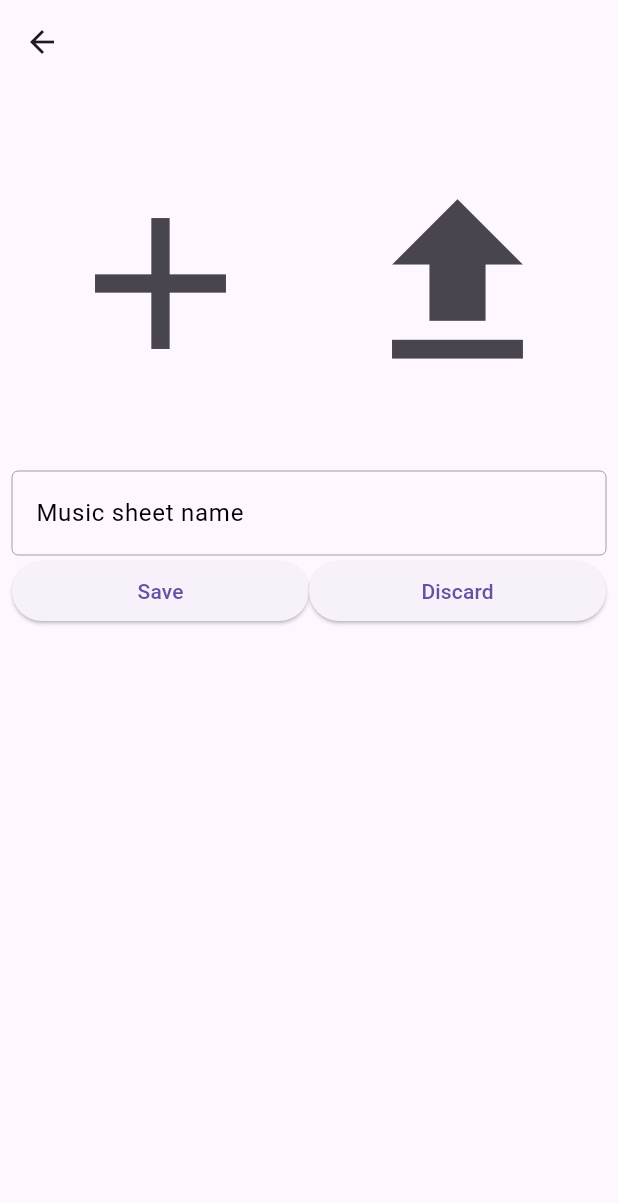
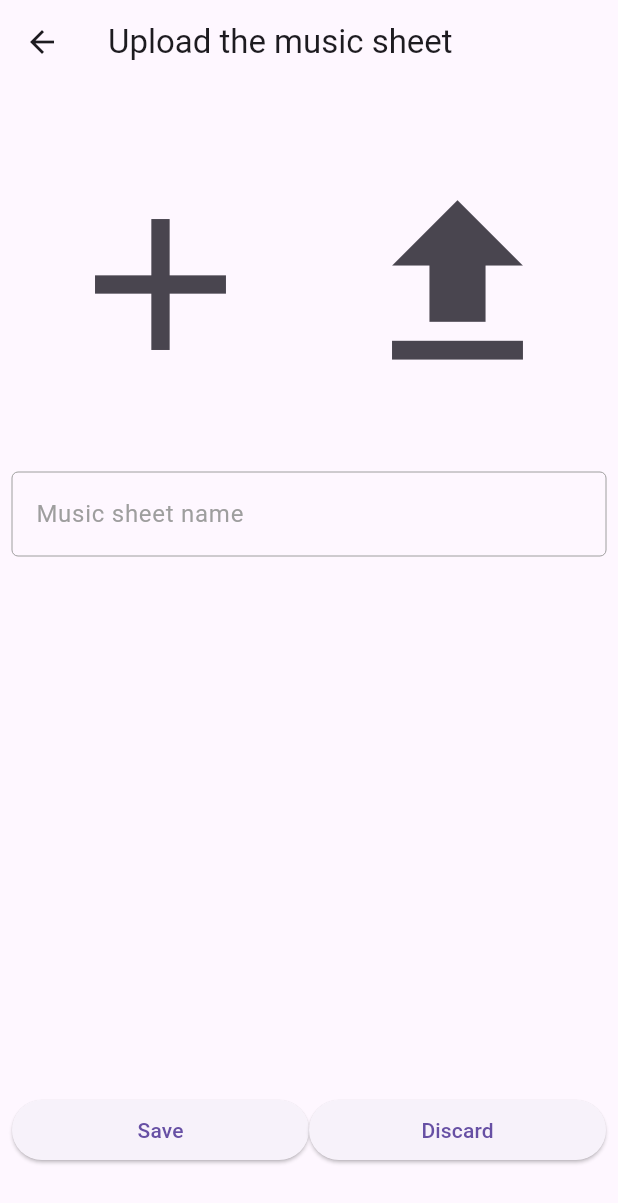
Before and after one commit to xvlcekp/organista, a Flutter app: the AddMusicSheetView screen opened directly, on a phone screen of 412 x 824 dp. Shown: the top 1203 px of the screen. Run offline on Flutter 3.47's test engine with Material 3 defaults, Android fonts, the light colour scheme and no system bars; our stand-ins replace bloc, cloud_firestore, equatable, firebase_auth, firebase_core, firebase_crashlytics and 6 more; missing offline and left inert: googleapis; accounts and stored records are empty; key blocks and very long unbroken strings in the code were emptied for the run.

Commit message:
moved picker to AddImageControllersView, used expanded to dynamically resize

```diff
--- a/lib/features/add_music_sheet/view/add_image_controllers_view.dart
+++ b/lib/features/add_music_sheet/view/add_image_controllers_view.dart
@@ -1,20 +1,17 @@
 import 'dart:io';
 import 'package:flutter/material.dart';
 import 'package:flutter_bloc/flutter_bloc.dart';
+import 'package:flutter_hooks/flutter_hooks.dart';
 import 'package:image_picker/image_picker.dart';
 import 'package:organista/features/add_music_sheet/cubit/add_music_sheet_cubit.dart';
 import 'package:organista/views/download_image_view.dart';
 
-class AddImageControllersView extends StatelessWidget {
-  const AddImageControllersView({
-    super.key,
-    required this.picker,
-  });
-
-  final ImagePicker picker;
+class AddImageControllersView extends HookWidget {
+  const AddImageControllersView({super.key});
 
   @override
   Widget build(BuildContext context) {
+    final picker = useMemoized(() => ImagePicker(), [key]);
     return Row(
       children: [
         Expanded(
--- a/lib/features/add_music_sheet/view/add_music_sheet_view.dart
+++ b/lib/features/add_music_sheet/view/add_music_sheet_view.dart
@@ -1,7 +1,6 @@
 import 'package:flutter/material.dart';
 import 'package:flutter_bloc/flutter_bloc.dart';
 import 'package:flutter_hooks/flutter_hooks.dart';
-import 'package:image_picker/image_picker.dart';
 import 'package:organista/blocs/app_bloc/app_bloc.dart';
 import 'package:organista/features/add_music_sheet/cubit/add_music_sheet_cubit.dart';
 import 'package:organista/features/add_music_sheet/view/add_image_controllers_view.dart';
@@ -17,17 +16,9 @@ class AddMusicSheetView extends HookWidget {
 
   @override
   Widget build(BuildContext context) {
-    final picker = useMemoized(() => ImagePicker(), [key]);
     final musicSheetNameController = useTextEditingController();
     return Scaffold(
-      appBar: AppBar(
-          title: Container(
-        padding: const EdgeInsets.symmetric(horizontal: 8.0),
-        decoration: BoxDecoration(
-          color: Colors.grey[800], // Background color for the search box
-          borderRadius: BorderRadius.circular(8), // Rounded corners
-        ),
-      )),
+      appBar: AppBar(title: const Text('Upload the music sheet')),
       body: BlocBuilder<AddMusicSheetCubit, AddMusicSheetState>(
         builder: (context, state) {
           musicSheetNameController.text = state.fileName;
@@ -35,14 +26,12 @@ class AddMusicSheetView extends HookWidget {
             padding: const EdgeInsets.all(8.0),
             child: Column(
               children: [
-                SizedBox(
-                  height: 250,
-                  width: 500,
-                  child: (state.file == null) ? AddImageControllersView(picker: picker) : UploadedMusicSheetImageView(image: state.file!),
+                Expanded(
+                  flex: 2,
+                  child: (state.file == null) ? const AddImageControllersView() : UploadedMusicSheetImageView(image: state.file!),
                 ),
-                Row(
-                  children: [
                 Expanded(
+                  flex: 3,
                   child: TextField(
                     controller: musicSheetNameController,
                     decoration: const InputDecoration(
@@ -50,15 +39,15 @@ class AddMusicSheetView extends HookWidget {
                         borderSide: BorderSide(color: Colors.grey, width: 0.0),
                       ),
                       hintText: 'Music sheet name',
-                          hintStyle: TextStyle(color: Colors.black),
+                      hintStyle: TextStyle(color: Colors.grey),
                     ),
                     style: const TextStyle(color: Colors.black), // Text color
                     onChanged: (query) {},
                   ),
                 ),
-                  ],
-                ),
-                Row(
+                Expanded(
+                  flex: 1,
+                  child: Row(
                     children: [
                       Expanded(
                         child: ElevatedButton(
@@ -70,8 +59,7 @@ class AddMusicSheetView extends HookWidget {
                                       fileName: musicSheetNameController.text,
                                     ),
                                   );
-                            context.read<AddMusicSheetCubit>().resetState();
-                            Navigator.pop(context);
+                              resetMusicSheetCubitAndPop(context);
                             } else {
                               CustomLogger.instance.e("You have to select an image first");
                             }
@@ -81,11 +69,13 @@ class AddMusicSheetView extends HookWidget {
                       ),
                       Expanded(
                         child: ElevatedButton(
-                        onPressed: () {},
+                          //TODO: add dialog do you really want to discard music sheet
+                          onPressed: () => resetMusicSheetCubitAndPop(context),
                           child: const Text('Discard'),
                         ),
                       ),
                     ],
+                  ),
                 )
               ],
             ),
@@ -94,4 +84,9 @@ class AddMusicSheetView extends HookWidget {
       ),
     );
   }
+
+  void resetMusicSheetCubitAndPop(BuildContext context) {
+    context.read<AddMusicSheetCubit>().resetState();
+    Navigator.pop(context);
   }
+}
```
Lines whose indentation alone changed are shown as unchanged.
